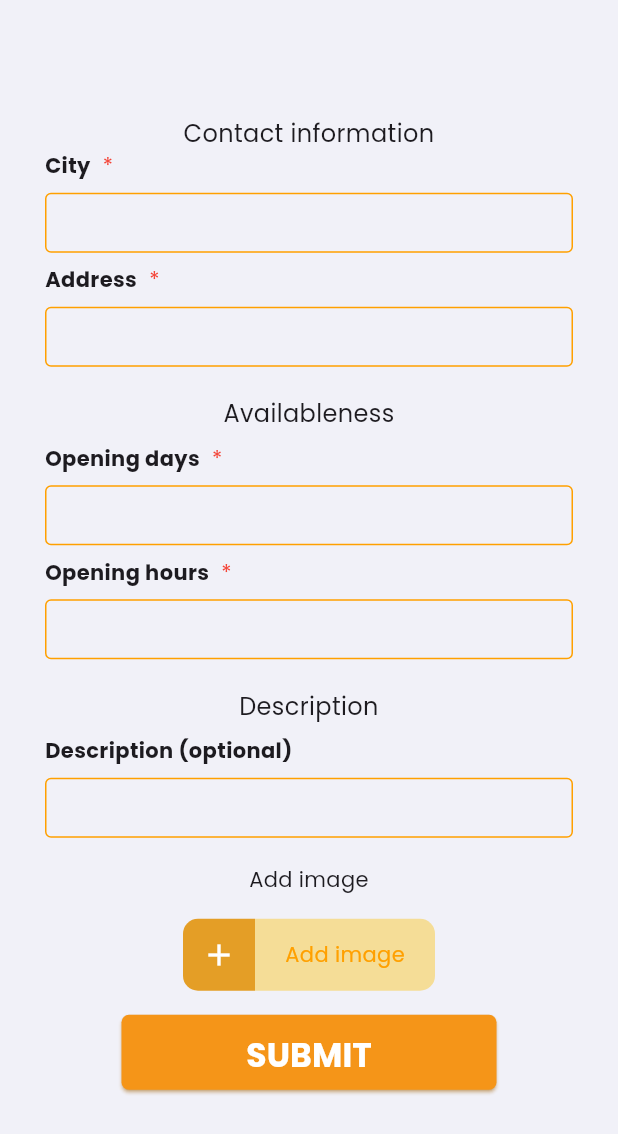
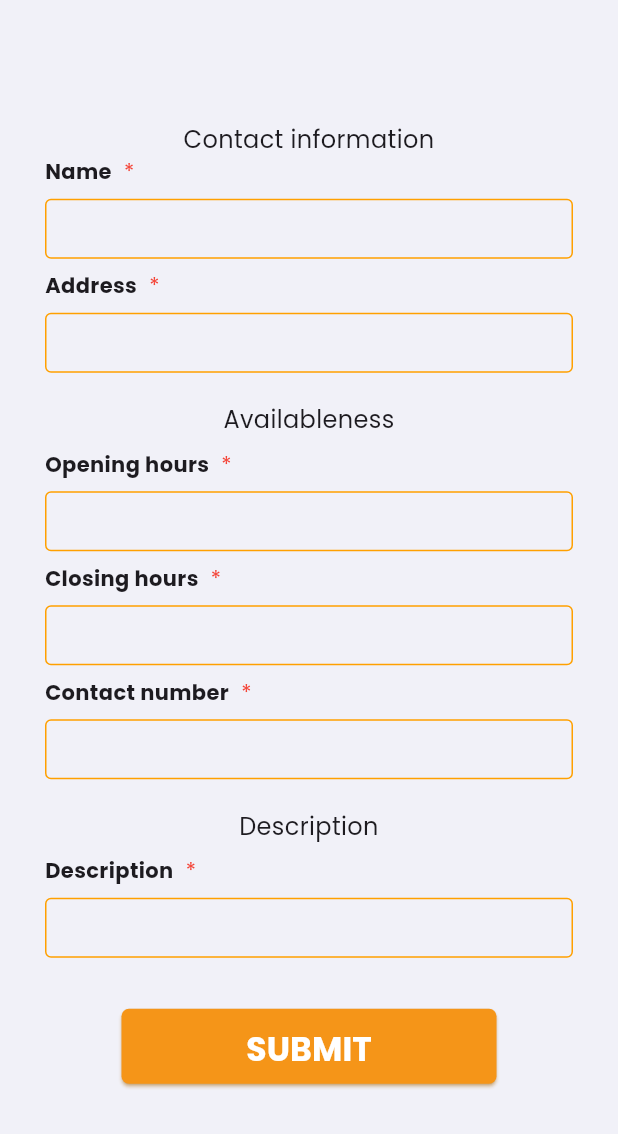
Before and after one commit to SimonDerejeW/restautant-review-riverpod, a Flutter app: the Modal widget shown alone on an empty page, opened directly, on a phone screen of 412 x 824 dp. Shown: the top 1134 px of the screen. Run offline on Flutter 3.47's test engine with Material 3 defaults, Android fonts, the phone set to English and light mode, and no system bars; our stand-ins replace dartz, equatable, flutter_riverpod, flutter_secure_storage, google_fonts, jwt_decoder; accounts and stored records are empty; network calls fail.

Commit message:
feat: Add checkOwnerRestaurantforCreation and createRestaurant methods

```diff
--- a/restaurant_review/lib/presentation/screens/modal_form.dart
+++ b/restaurant_review/lib/presentation/screens/modal_form.dart
@@ -1,21 +1,77 @@
+// modal.dart
 import 'package:flutter/material.dart';
+import 'package:restaurant_review/application/retaurant/restaurant_event.dart';
+import 'package:restaurant_review/application/retaurant/restaurant_provider.dart';
+import 'package:restaurant_review/infrastructure/restaurant/create_restaurant_dto.dart';
+import 'package:restaurant_review/infrastructure/restaurant/restaurant_dto.dart';
+import 'package:flutter_riverpod/flutter_riverpod.dart';
 import 'package:restaurant_review/presentation/widgets/modal_form_text_field.dart';
 
-class Modal extends StatelessWidget {
-  const Modal({
-    super.key,
-  });
+class Modal extends ConsumerStatefulWidget {
+  const Modal({Key? key}) : super(key: key);
+
+  @override
+  ConsumerState<Modal> createState() => _ModalState();
+}
+
+class _ModalState extends ConsumerState<Modal> {
+  final _formKey = GlobalKey<FormState>();
+  final TextEditingController _nameController = TextEditingController();
+  final TextEditingController _addressController = TextEditingController();
+  final TextEditingController _closingHoursController = TextEditingController();
+  final TextEditingController _openingHoursController = TextEditingController();
+  final TextEditingController _descriptionController = TextEditingController();
+  final TextEditingController _contactController = TextEditingController();
+
+  @override
+  void dispose() {
+    _nameController.dispose();
+    _addressController.dispose();
+    _closingHoursController.dispose();
+    _openingHoursController.dispose();
+    _descriptionController.dispose();
+    super.dispose();
+  }
+
+  void _submitForm() {
+    if (_formKey.currentState!.validate()) {
+      final restaurant = CreateRestaurantDTO(
+        name: _nameController.text,
+        location: _addressController.text,
+        openingTime: _closingHoursController.text,
+        closingTime: _openingHoursController.text,
+        description: _descriptionController.text,
+        contact: _contactController.text,
+      );
+
+      ref.read(restaurantNotifierProvider.notifier).mapEventToState(
+            CreateRestaurantRequested(restaurant),
+          );
+        ScaffoldMessenger.of(context).showSnackBar(
+      SnackBar(content: Text('Successfully created a restaurant.')),
+    );
+          Navigator.of(context).pop();
+    } else{
+      ScaffoldMessenger.of(context).showSnackBar(
+        const SnackBar(
+          content: Text('Please fill in all required fields'),
+        ),
+      );
+    }
+
+
+  }
 
   @override
   Widget build(BuildContext context) {
     return Center(
       child: SingleChildScrollView(
+        child: Padding(
+          padding: const EdgeInsets.all(30),
+          child: Form(
+            key: _formKey,
             child: Column(
               crossAxisAlignment: CrossAxisAlignment.center,
-          children: [
-            Padding(
-              padding: const EdgeInsets.all(30),
-              child: Column(
               children: [
                 const Text(
                   'Contact information',
@@ -25,13 +81,15 @@ class Modal extends StatelessWidget {
                   ),
                   textAlign: TextAlign.center,
                 ),
-                  const TextFieldWLabel(
-                    label: "City",
+                TextFieldWLabel(
+                  label: "Name",
                   required: true,
+                  controller: _nameController,
                 ),
-                  const TextFieldWLabel(
+                TextFieldWLabel(
                   label: "Address",
                   required: true,
+                  controller: _addressController,
                 ),
                 const SizedBox(height: 12.0),
                 const Text(
@@ -43,13 +101,20 @@ class Modal extends StatelessWidget {
                   textAlign: TextAlign.center,
                 ),
                 const SizedBox(height: 8.0),
-                  const TextFieldWLabel(
-                    label: "Opening days",
-                    required: true,
-                  ),
-                  const TextFieldWLabel(
+                TextFieldWLabel(
                   label: "Opening hours",
                   required: true,
+                  controller: _openingHoursController,
+                ),
+                TextFieldWLabel(
+                  label: "Closing hours",
+                  required: true,
+                  controller: _closingHoursController,
+                ),
+                TextFieldWLabel(
+                  label: "Contact number",
+                  required: true,
+                  controller: _contactController,
                 ),
                 const SizedBox(height: 12.0),
                 const Text(
@@ -61,62 +126,20 @@ class Modal extends StatelessWidget {
                   textAlign: TextAlign.center,
                 ),
                 const SizedBox(height: 8.0),
-                  const TextFieldWLabel(
-                    label: "Description (optional)",
-                    required: false,
+                TextFieldWLabel(
+                  label: "Description",
+                  required: true,
+                  controller: _descriptionController,
                 ),
                 const SizedBox(height: 10.0),
-                  const Text(
-                    'Add image',
-                    textAlign: TextAlign.center,
-                  ),
-                  const SizedBox(height: 8.0),
-                  Container(
-                    margin: const EdgeInsets.only(top: 8.0),
-                    child: Row(
-                      mainAxisAlignment: MainAxisAlignment.center,
-                      children: [
-                        Container(
-                          decoration: const BoxDecoration(
-                            borderRadius: BorderRadius.only(
-                              topLeft: Radius.circular(10.0),
-                              bottomLeft: Radius.circular(10.0),
-                            ),
-                            color: Color.fromRGBO(228, 158, 38, 1),
-                          ),
-                          child: IconButton(
-                            onPressed: () {},
-                            icon: const Icon(Icons.add, color: Colors.white),
-                          ),
-                        ),
-                        Container(
-                          height: 48.0,
-                          width: 120.0,
-                          decoration: const BoxDecoration(
-                            borderRadius: BorderRadius.only(
-                              topRight: Radius.circular(10.0),
-                              bottomRight: Radius.circular(10.0),
-                            ),
-                            color: Color.fromARGB(255, 245, 221, 151),
-                          ),
-                          child: Center(
-                            child: Text(
-                              "Add image",
-                              style: TextStyle(color: Colors.amber.shade700),
-                            ),
-                          ),
-                        ),
-                      ],
-                    ),
-                  ),
                 Container(
                   margin: const EdgeInsets.only(top: 16.0),
                   height: 50,
                   width: 250,
                   child: ElevatedButton(
-                      onPressed: () {},
+                    onPressed: _submitForm,
                     style: ElevatedButton.styleFrom(
-                        backgroundColor: Color.fromARGB(255, 245, 149, 24),
+                      backgroundColor: const Color.fromARGB(255, 245, 149, 24),
                       shadowColor: Colors.orange,
                       padding: const EdgeInsets.symmetric(
                           vertical: 12.0, horizontal: 32.0),
@@ -140,7 +163,6 @@ class Modal extends StatelessWidget {
               ],
             ),
           ),
-          ],
         ),
       ),
     );
```
Lines whose indentation alone changed are shown as unchanged.
